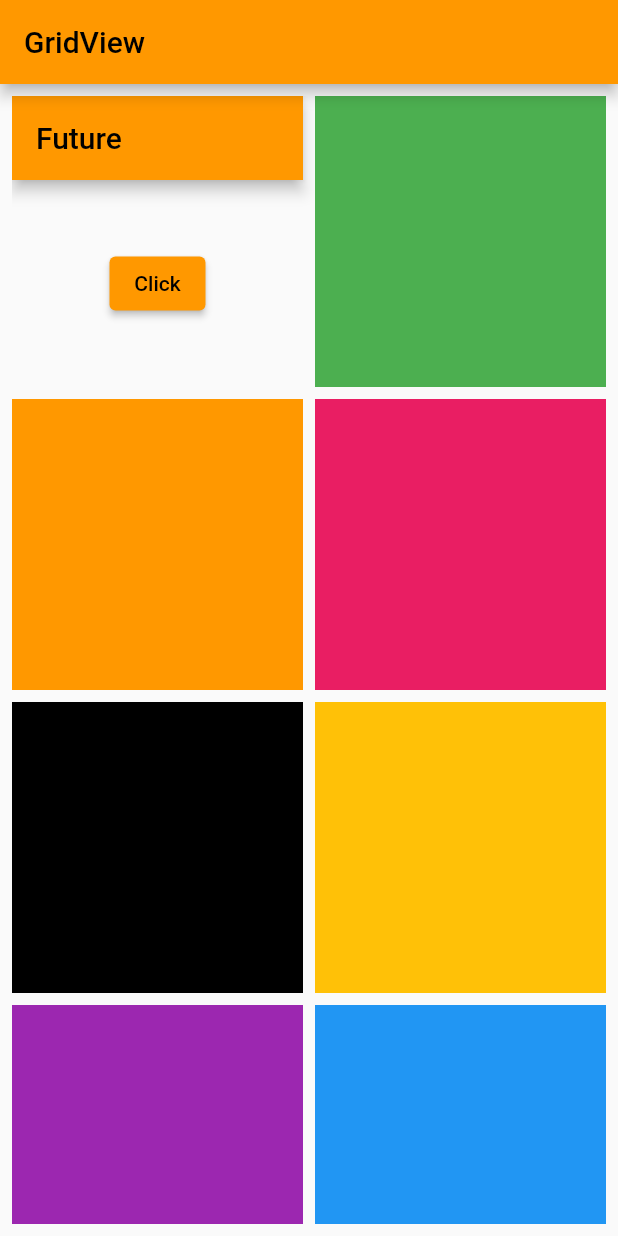
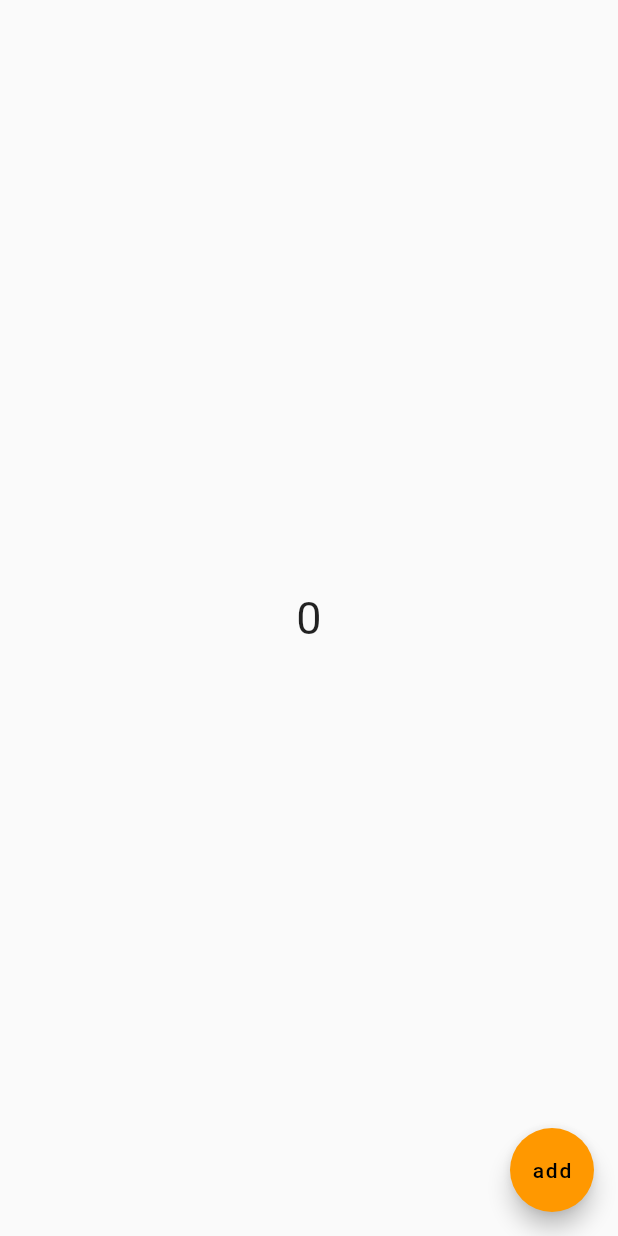
Before and after one commit to CPAD-Kishoreganj/future_tuto_lessons, a Flutter app: the first screen one second after launch, on a phone screen of 412 x 824 dp. Run offline on Flutter 3.47's test engine with Material 2 defaults, Android fonts, the light colour scheme and no system bars.

Commit message:
stream and stream builder

```diff
--- a/lib/main.dart
+++ b/lib/main.dart
@@ -1,7 +1,7 @@
 import 'package:flutter/material.dart';
-import 'package:future_tuto_lessons/screens/all_products_screen.dart';
-
-import 'pages/my_grid_view.dart';
+import 'package:future_tuto_lessons/pages/stream_page.dart';
+import 'pages/future_then_page.dart';
+import 'screens/all_products_screen.dart';
 
 void main() {
   runApp(const MyApp());
@@ -17,7 +17,7 @@ class MyApp extends StatelessWidget {
       theme: ThemeData(
         primarySwatch: Colors.orange,
       ),
-      home: MyGridView(),
+      home: StreamPage(),
     );
   }
 }
--- a/lib/pages/my_grid_view.dart
+++ b/lib/pages/my_grid_view.dart
@@ -15,12 +15,12 @@ class MyGridView extends StatelessWidget {
   ];
 
   List<String> imageUrl = [
-    'imgaes/something.jpg'
-        'imgaes/something.jpg'
-        'imgaes/something.jpg'
-        'imgaes/something.jpg'
-        'imgaes/something.jpg'
-        'imgaes/something.jpg'
+    'imgaes/something.jpg',
+    'imgaes/something.jpg',
+    'imgaes/something.jpg',
+    'imgaes/something.jpg',
+    'imgaes/something.jpg',
+    'imgaes/something.jpg',
   ];
 
   MyGridView({Key? key}) : super(key: key);
--- /dev/null
+++ b/lib/pages/stream_page.dart
@@ -0,0 +1,58 @@
+// ignore_for_file: avoid_print
+
+import 'dart:async';
+
+import 'package:flutter/material.dart';
+
+class StreamPage extends StatelessWidget {
+  StreamPage({Key? key}) : super(key: key);
+
+  final StreamController streamController = StreamController();
+
+  void getStreamData() async {
+    streamController.stream.listen((event) {
+      print(event);
+    });
+
+    for (int i = 0; i < 4; i++) {
+      streamController.add("Your new message");
+      await Future.delayed(Duration(seconds: 2), () {
+        print("Read");
+      });
+    }
+  }
+
+  Stream myStream() async* {
+    for (int i = 0; i < 10; i++) {
+      yield i;
+      await Future.delayed(Duration(seconds: 2));
+    }
+  }
+
+  @override
+  Widget build(BuildContext context) {
+    return Scaffold(
+      floatingActionButton: FloatingActionButton(
+        onPressed: () {
+          streamController.add("New message");
+        },
+        child: const Text("add"),
+      ),
+      body: Center(
+        child: StreamBuilder(
+          stream: myStream(),
+          builder: (context, AsyncSnapshot snapshot) {
+            if (snapshot.hasData) {
+              return Text(
+                snapshot.data.toString(),
+                style: const TextStyle(fontSize: 30),
+              );
+            } else {
+              return const CircularProgressIndicator();
+            }
+          },
+        ),
+      ),
+    );
+  }
+}
```
Also changed, not shown: lib/Services/api_services.dart (+12 -4 lines), lib/models/product.dart (added, +28 -0 lines), lib/pages/future_then_page.dart (+9 -23 lines), lib/screens/all_products_screen.dart (+19 -9 lines).
